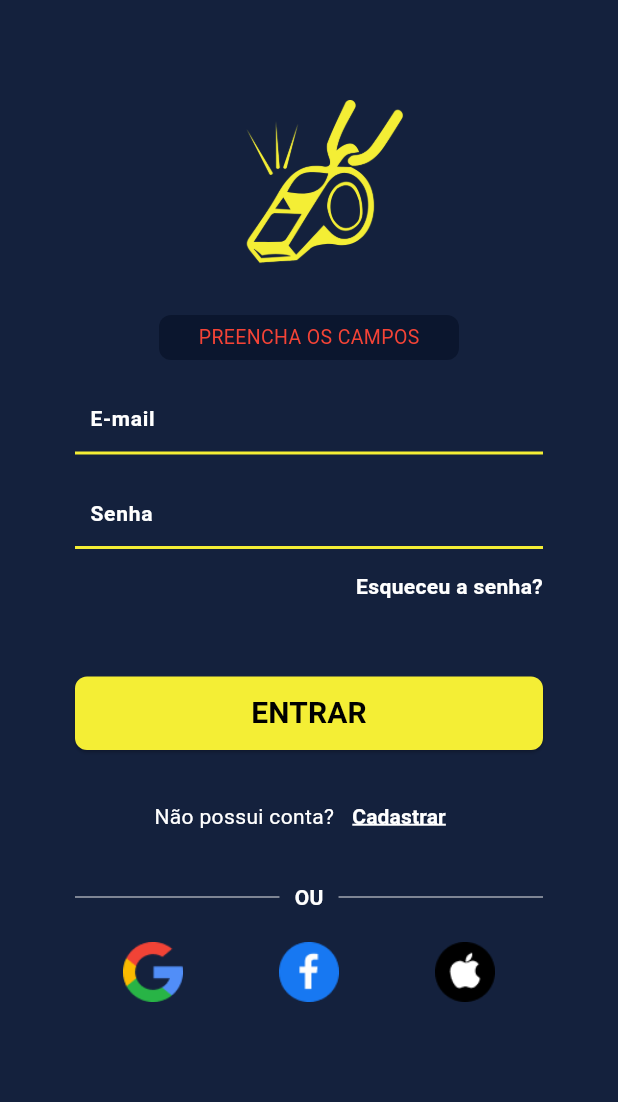
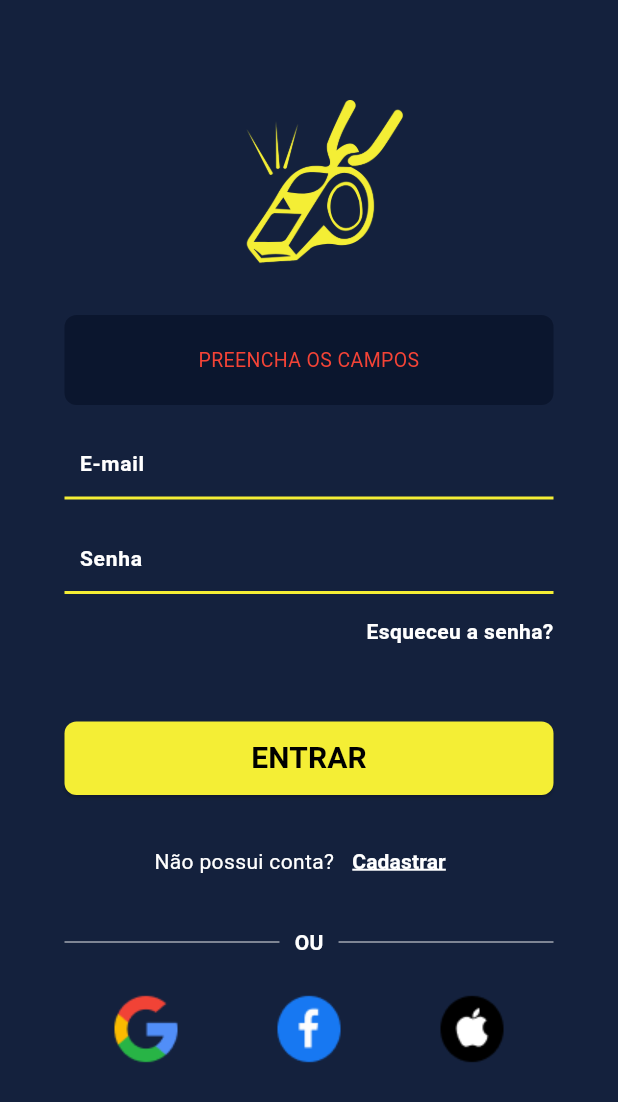
Before and after one commit to Creath-Tech/liga_independente_frontend, a Flutter app: the screen it shows after launch, after a tap on "ENTRAR", on a phone screen of 412 x 824 dp. Shown: the top 1102 px of the screen. Run offline on Flutter 3.47's test engine with Material 3 defaults, Android fonts, the phone set to English and light mode, and no system bars; our stand-ins replace firebase_auth, firebase_core, fpdart; accounts and stored records are empty.

Commit message:
feat(Sign-In) - Correção do tamanho do AuthMessage.

```diff
--- a/lib/src/pages/login_page.dart
+++ b/lib/src/pages/login_page.dart
@@ -32,12 +32,14 @@ class _LoginPageState extends State<LoginPage> {
       backgroundColor: primarycolor,
       body: SingleChildScrollView(
         child: Container(
-          margin: const EdgeInsets.symmetric(horizontal: 50),
+          width: double.infinity,
+          margin: const EdgeInsets.symmetric(horizontal: 43),
           child: Column(
             crossAxisAlignment: CrossAxisAlignment.center,
             children: [
               // spacing
               const SizedBox(
+                width: double.infinity,
                 height: 50,
               ),
               // logo ligaapp
--- a/lib/src/widgets/auth_message.dart
+++ b/lib/src/widgets/auth_message.dart
@@ -22,11 +22,12 @@ class AuthMessage extends StatelessWidget {
           color: errorboxcolor,
         ),
         alignment: Alignment.center,
-        height: 30,
-        width: 200,
+        height: 60,
+        width: double.infinity,
         child: Text(
           text,
           style: const TextStyle(color: Colors.red, fontSize: 13),
+          textAlign: TextAlign.center,
         ),
       ),
     );
--- a/lib/src/widgets/social_buttons_login_widget.dart
+++ b/lib/src/widgets/social_buttons_login_widget.dart
@@ -10,15 +10,15 @@ class SocialButtonsLoginWidget extends StatelessWidget {
       children: [
         Image.asset(
           'assets/google.png',
-          height: 40,
+          height: 56,
         ),
         Image.asset(
           'assets/facebook.png',
-          height: 40,
+          height: 56,
         ),
         Image.asset(
           'assets/apple.png',
-          height: 40,
+          height: 56,
         )
       ],
     );
```
Also changed, not shown: assets/apple.png, assets/facebook.png, assets/google.png.
